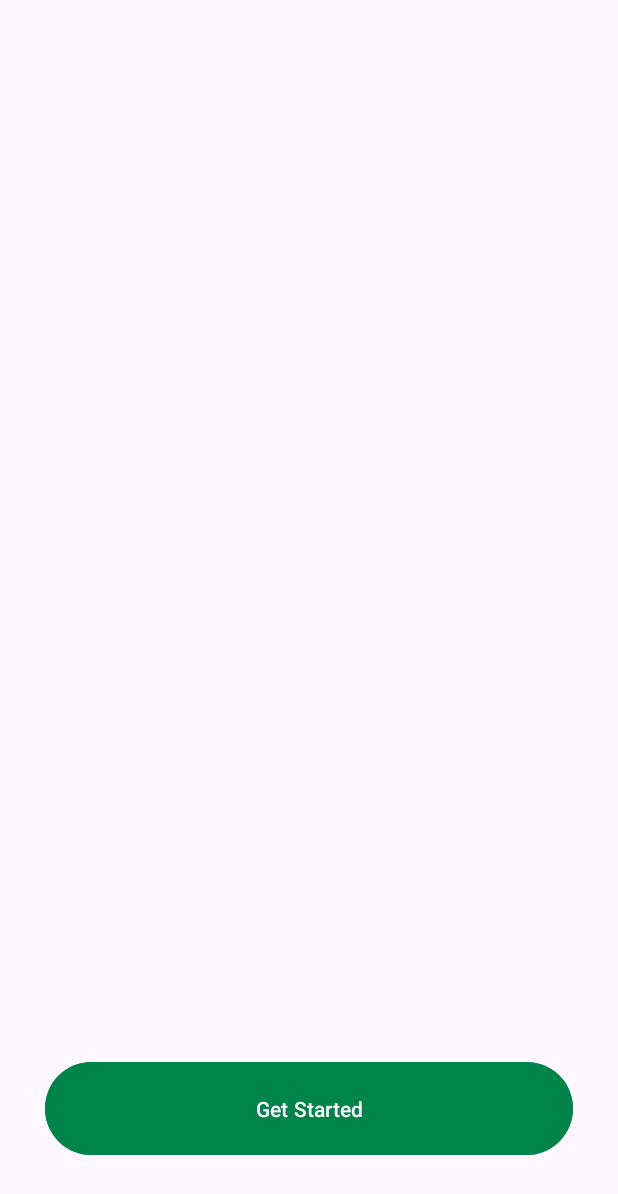
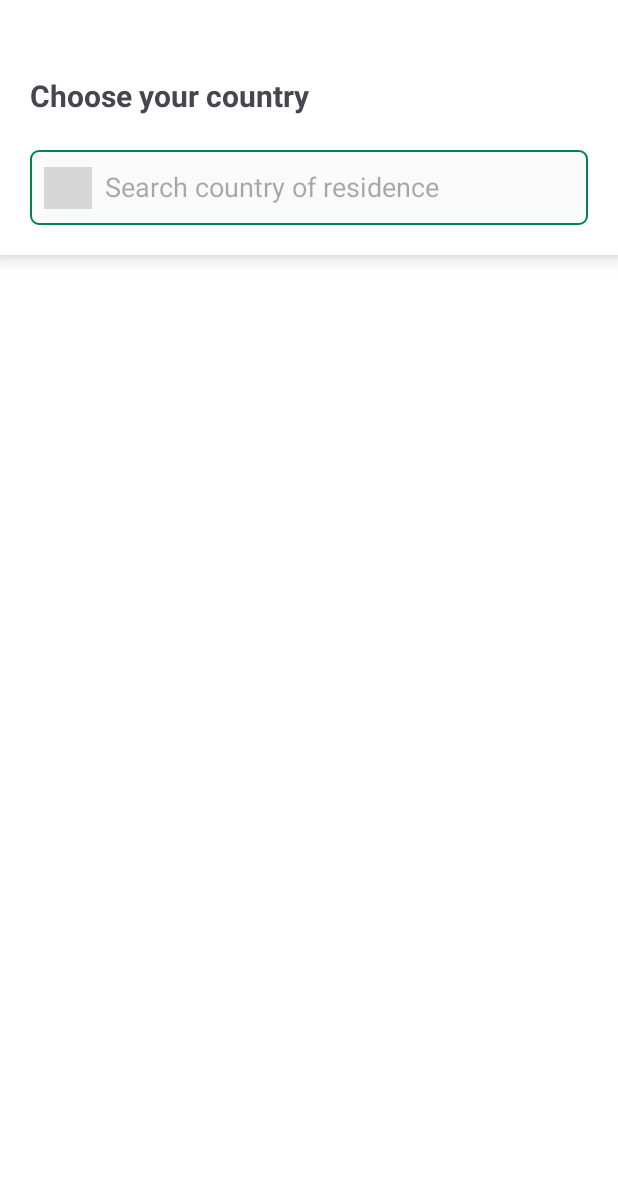
Before and after one commit to ajirios/Zippr, an Android app: the layout activity_main.xml on its own in the app's theme, with its tools: preview values and no code run, on a phone screen of 412 x 824 dp. Shown: the top 1194 px of the screen. Run offline under Robolectric (Android 15) with nearby library versions, the light colour scheme and no system bars; grey boxes are pictures that could not be loaded.

Commit message:
#5 Changed layout

```diff
--- a/app/src/main/res/layout/activity_main.xml
+++ b/app/src/main/res/layout/activity_main.xml
@@ -5,18 +5,75 @@
     android:id="@+id/main"
     android:layout_width="match_parent"
     android:layout_height="match_parent"
+    android:background="@color/white"
     android:fitsSystemWindows="false"
     tools:context=".MainActivity">
 
-    <TextView
-        android:id="@+id/textView6"
-        android:layout_width="wrap_content"
-        android:layout_height="wrap_content"
-        android:layout_marginTop="90dp"
-        android:text=""
-        app:layout_constraintEnd_toEndOf="parent"
-        app:layout_constraintStart_toStartOf="parent"
-        app:layout_constraintTop_toTopOf="parent" />
+    <!-- White Modal -->
+    <androidx.cardview.widget.CardView
+        android:id="@+id/stopsModal"
+        android:layout_width="match_parent"
+        android:layout_height="170dp"
+        android:layout_marginStart="0dp"
+        android:layout_marginTop="0dp"
+        android:layout_marginEnd="0dp"
+        android:background="@android:color/white"
+        app:cardCornerRadius="0dp"
+        app:cardElevation="8dp"
+        app:layout_constraintTop_toTopOf="parent"
+        app:layout_constraintEnd_toStartOf="parent"
+        app:layout_constraintStart_toEndOf="parent">
+
+        <androidx.constraintlayout.widget.ConstraintLayout
+            android:layout_width="match_parent"
+            android:layout_height="match_parent">
+
+            <EditText
+                android:id="@+id/countrySearchEditText"
+                android:layout_width="0dp"
+                android:layout_height="50dp"
+                android:layout_marginStart="20dp"
+                android:layout_marginTop="100dp"
+                android:layout_marginEnd="20dp"
+                android:background="@drawable/address_edittext_border"
+                android:ems="10"
+                android:hint="Search country of residence"
+                android:inputType="text"
+                android:paddingVertical="13dp"
+                android:paddingLeft="50dp"
+                android:textColor="#111111"
+                android:textSize="18sp"
+                android:textCursorDrawable="@drawable/cursor_green"
+                app:layout_constraintEnd_toEndOf="parent"
+                app:layout_constraintStart_toStartOf="parent"
+                app:layout_constraintTop_toTopOf="parent" />
+
+            <ImageView
+                android:id="@+id/imageView6"
+                android:layout_width="32dp"
+                android:layout_height="28dp"
+                android:layout_marginStart="9dp"
+                android:layout_marginTop="11dp"
+                app:layout_constraintStart_toStartOf="@+id/countrySearchEditText"
+                app:layout_constraintTop_toTopOf="@+id/countrySearchEditText"
+                app:srcCompat="@drawable/baseline_search_24" />
+
+            <TextView
+                android:id="@+id/textView2"
+                android:layout_width="wrap_content"
+                android:layout_height="wrap_content"
+                android:layout_marginStart="20dp"
+                android:layout_marginTop="50dp"
+                android:text="Choose your country"
+                android:textSize="20sp"
+                android:textStyle="bold"
+                app:layout_constraintStart_toStartOf="parent"
+                app:layout_constraintTop_toTopOf="parent" />
+
+
+        </androidx.constraintlayout.widget.ConstraintLayout>
+
+    </androidx.cardview.widget.CardView>
 
     <Button
         android:id="@+id/button2"
@@ -28,20 +85,22 @@
         android:backgroundTint="@color/highway_traffic_sign_green"
         android:onClick="onClickGetStarted"
         android:text="Get Started"
+        android:visibility="gone"
         app:layout_constraintBottom_toBottomOf="parent"
         app:layout_constraintEnd_toEndOf="parent"
         app:layout_constraintStart_toStartOf="parent" />
 
-    <TextView
-        android:id="@+id/scoreTextView"
-        android:layout_width="wrap_content"
-        android:layout_height="wrap_content"
-        android:layout_marginStart="30dp"
-        android:layout_marginTop="130dp"
-        android:layout_marginEnd="30dp"
-        android:text=""
+    <androidx.recyclerview.widget.RecyclerView
+        android:id="@+id/countryRecyclerView"
+        android:layout_width="0dp"
+        android:layout_height="0dp"
+        android:layout_marginStart="10dp"
+        android:layout_marginEnd="10dp"
+        android:layout_marginBottom="10dp"
+        android:paddingTop="0dp"
+        app:layout_constraintBottom_toBottomOf="parent"
         app:layout_constraintEnd_toEndOf="parent"
         app:layout_constraintStart_toStartOf="parent"
-        app:layout_constraintTop_toBottomOf="@+id/textView6" />
+        app:layout_constraintTop_toBottomOf="@+id/stopsModal" />
 
 </androidx.constraintlayout.widget.ConstraintLayout>
```
